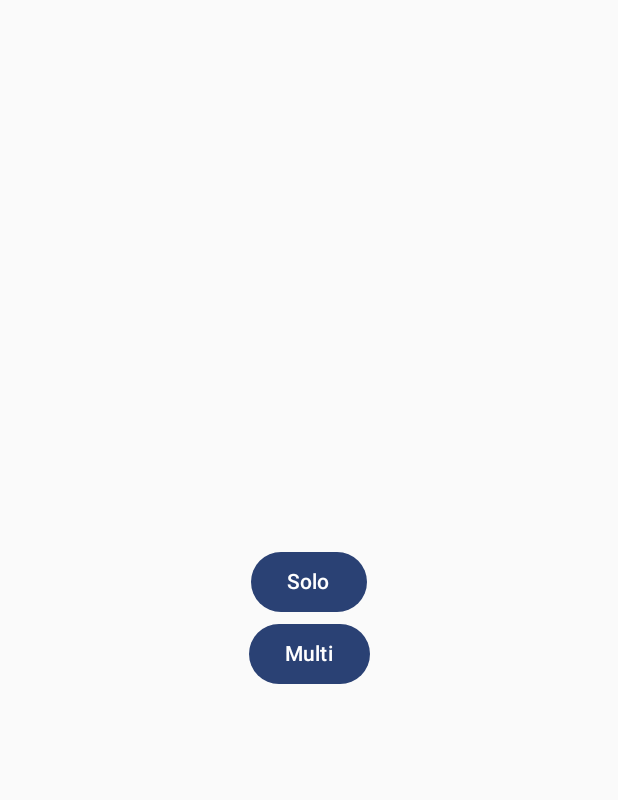
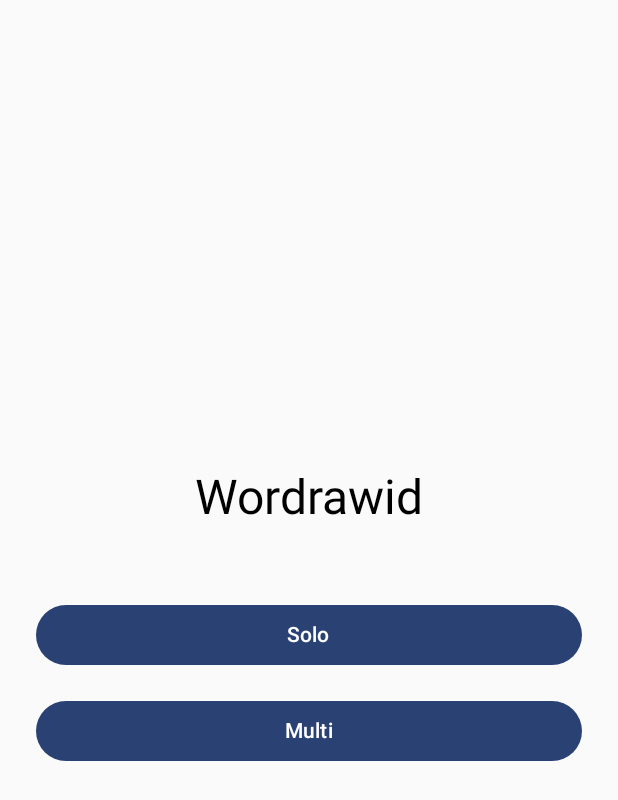
Before and after one commit to Roland-Fan-ZHANG/wordrawid, an Android app built with Jetpack Compose: the screen it shows after launch (MenuActivity before the commit, MainActivity after it), on a phone screen of 412 x 824 dp. Shown: the top 800 px of the screen. Run offline under Robolectric (Android 15) with nearby library versions, the phone set to English and light mode, and no system bars; our stand-ins replace Dagger/Hilt's generated code.

Commit message:
add base architecture

```diff
--- a/app/build.gradle.kts
+++ b/app/build.gradle.kts
@@ -40,7 +40,6 @@ android {
 }
 
 dependencies {
-
     implementation(libs.androidx.core.ktx)
     implementation(libs.androidx.lifecycle.runtime.ktx)
     implementation(libs.androidx.activity.compose)
@@ -56,4 +55,6 @@ dependencies {
     androidTestImplementation(libs.androidx.ui.test.junit4)
     debugImplementation(libs.androidx.ui.tooling)
     debugImplementation(libs.androidx.ui.test.manifest)
+    implementation("com.google.dagger:hilt-android:2.48")
+    implementation("androidx.navigation:navigation-compose:2.9.0")
 }
--- a/app/src/main/AndroidManifest.xml
+++ b/app/src/main/AndroidManifest.xml
@@ -12,17 +12,17 @@
         android:supportsRtl="true"
         android:theme="@style/Theme.Wordrawid"
         tools:targetApi="31">
+
         <activity
-            android:name=".MenuActivity"
+            android:name=".MainActivity"
             android:exported="true"
             android:theme="@style/Theme.Wordrawid">
             <intent-filter>
                 <action android:name="android.intent.action.MAIN" />
-
                 <category android:name="android.intent.category.LAUNCHER" />
             </intent-filter>
         </activity>
-        <activity android:name=".MainActivity" />
+
     </application>
 
 </manifest>
--- a/app/src/main/java/fr/uge/wordrawid/MenuActivity.kt
+++ /dev/null
@@ -1,59 +0,0 @@
-package fr.uge.wordrawid
-
-import android.content.Intent
-import android.os.Bundle
-import androidx.activity.ComponentActivity
-import androidx.activity.compose.setContent
-import androidx.compose.foundation.layout.Arrangement
-import androidx.compose.foundation.layout.Column
-import androidx.compose.foundation.layout.fillMaxSize
-import androidx.compose.material3.Button
-import androidx.compose.material3.Text
-import androidx.compose.runtime.Composable
-import androidx.compose.ui.Alignment
-import androidx.compose.ui.Modifier
-import androidx.compose.ui.tooling.preview.Preview
-import fr.uge.wordrawid.ui.theme.WordrawidTheme
-
-class MenuActivity : ComponentActivity() {
-    override fun onCreate(savedInstanceState: Bundle?) {
-        super.onCreate(savedInstanceState)
-        setContent {
-            WordrawidTheme {
-                MenuScreen(
-                    onSoloClick = {
-                        val intent = Intent(this, MainActivity::class.java)
-                        startActivity(intent)
-                    },
-                    onMultiClick = {
-                        // Ajoutez ici l'action pour le bouton Multi
-                    }
-                )
-            }
-        }
-    }
-}
-
-@Composable
-fun MenuScreen(onSoloClick: () -> Unit, onMultiClick: () -> Unit) {
-    Column(
-        modifier = Modifier.fillMaxSize(),
-        verticalArrangement = Arrangement.Center,
-        horizontalAlignment = Alignment.CenterHorizontally
-    ) {
-        Button(onClick = onSoloClick) {
-            Text(text = "Solo")
-        }
-        Button(onClick = onMultiClick) {
-            Text(text = "Multi")
-        }
-    }
-}
-
-@Preview(showBackground = true)
-@Composable
-fun MenuScreenPreview() {
-    WordrawidTheme {
-        MenuScreen(onSoloClick = {}, onMultiClick = {})
-    }
-}
--- /dev/null
+++ b/app/src/main/java/fr/uge/wordrawid/navigation/AppNavGraph.kt
@@ -0,0 +1,21 @@
+package fr.uge.wordrawid.navigation
+
+import androidx.compose.runtime.Composable
+import androidx.navigation.NavHostController
+import androidx.navigation.compose.NavHost
+import androidx.navigation.compose.composable
+import androidx.navigation.compose.rememberNavController
+import fr.uge.wordrawid.ui.screens.menu.MenuScreen
+import fr.uge.wordrawid.ui.screens.solo.SoloScreen
+import fr.uge.wordrawid.ui.screens.multi.MultiScreen
+
+@Composable
+fun AppNavGraph(
+    navController: NavHostController = rememberNavController()
+) {
+    NavHost(navController = navController, startDestination = Routes.MENU) {
+        composable(Routes.MENU) { MenuScreen(navController) }
+        composable(Routes.SOLO) { SoloScreen() }
+        composable(Routes.MULTI) { MultiScreen() }
+    }
+}
--- /dev/null
+++ b/app/src/main/java/fr/uge/wordrawid/screens/menu/MenuScreen.kt
@@ -0,0 +1,40 @@
+package fr.uge.wordrawid.ui.screens.menu
+
+import androidx.compose.foundation.layout.*
+import androidx.compose.material3.*
+import androidx.compose.runtime.Composable
+import androidx.compose.ui.Alignment
+import androidx.compose.ui.Modifier
+import androidx.compose.ui.unit.dp
+import androidx.compose.ui.unit.sp
+import androidx.navigation.NavController
+import fr.uge.wordrawid.navigation.Routes
+
+@Composable
+fun MenuScreen(navController: NavController) {
+    Column(
+        modifier = Modifier
+            .fillMaxSize()
+            .padding(24.dp),
+        verticalArrangement = Arrangement.Center,
+        horizontalAlignment = Alignment.CenterHorizontally
+    ) {
+        Text(
+            text = "Wordrawid",
+            fontSize = 32.sp,
+            style = MaterialTheme.typography.headlineMedium
+        )
+
+        Spacer(modifier = Modifier.height(48.dp))
+
+        Button(onClick = { navController.navigate(Routes.SOLO) }, modifier = Modifier.fillMaxWidth()) {
+            Text("Solo")
+        }
+
+        Spacer(modifier = Modifier.height(16.dp))
+
+        Button(onClick = { navController.navigate(Routes.MULTI) }, modifier = Modifier.fillMaxWidth()) {
+            Text("Multi")
+        }
+    }
+}
```
Also changed, not shown: app/src/main/java/fr/uge/wordrawid/MainActivity.kt (+4 -31 lines), app/src/main/java/fr/uge/wordrawid/navigation/Routes.kt (added, +7 -0 lines), app/src/main/java/fr/uge/wordrawid/screens/multi/MultiScreen.kt (added, +15 -0 lines), app/src/main/java/fr/uge/wordrawid/screens/solo/SoloScreen.kt (added, +15 -0 lines).
